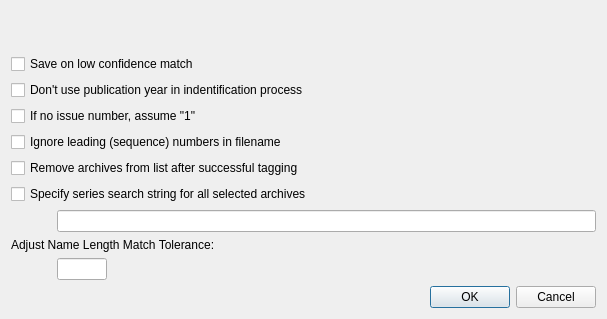
Qt form comictaggerlib/ui/autotagstartwindow.ui (comictagger/comictagger) before a commit.
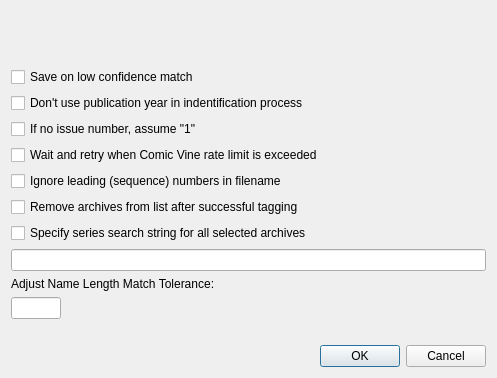
The same form after that commit.

Commit message: fixes for webp, api key handling, and CV rate limit

What changed in the file:
```diff
--- a/comictaggerlib/ui/autotagstartwindow.ui
+++ b/comictaggerlib/ui/autotagstartwindow.ui
@@ -9,8 +9,8 @@
    <rect>
     <x>0</x>
     <y>0</y>
-    <width>607</width>
-    <height>319</height>
+    <width>497</width>
+    <height>378</height>
    </rect>
   </property>
   <property name="sizePolicy">
@@ -27,8 +27,6 @@
   </property>
   <layout class="QGridLayout" name="gridLayout_3">
    <item row="0" column="0">
-    <layout class="QVBoxLayout" name="verticalLayout">
-     <item>
       <widget class="QLabel" name="label">
        <property name="sizePolicy">
         <sizepolicy hsizetype="Preferred" vsizetype="Preferred">
@@ -44,15 +42,22 @@
        </property>
       </widget>
      </item>
-     <item>
-      <layout class="QFormLayout" name="formLayout">
-       <property name="sizeConstraint">
-        <enum>QLayout::SetFixedSize</enum>
+   <item row="1" column="0">
+    <layout class="QGridLayout" name="gridLayout">
+     <item row="6" column="0">
+      <widget class="QCheckBox" name="cbxSpecifySearchString">
+       <property name="sizePolicy">
+        <sizepolicy hsizetype="Minimum" vsizetype="Fixed">
+         <horstretch>0</horstretch>
+         <verstretch>0</verstretch>
+        </sizepolicy>
        </property>
-       <property name="fieldGrowthPolicy">
-        <enum>QFormLayout::AllNonFixedFieldsGrow</enum>
+       <property name="text">
+        <string>Specify series search string for all selected archives</string>
        </property>
-       <item row="0" column="0" colspan="2">
+      </widget>
+     </item>
+     <item row="0" column="0">
         <widget class="QCheckBox" name="cbxSaveOnLowConfidence">
          <property name="sizePolicy">
           <sizepolicy hsizetype="Minimum" vsizetype="Fixed">
@@ -65,33 +70,7 @@
          </property>
         </widget>
        </item>
-       <item row="1" column="0" colspan="2">
-        <widget class="QCheckBox" name="cbxDontUseYear">
-         <property name="sizePolicy">
-          <sizepolicy hsizetype="Minimum" vsizetype="Fixed">
-           <horstretch>0</horstretch>
-           <verstretch>0</verstretch>
-          </sizepolicy>
-         </property>
-         <property name="text">
-          <string>Don't use publication year in indentification process</string>
-         </property>
-        </widget>
-       </item>
-       <item row="2" column="0" colspan="2">
-        <widget class="QCheckBox" name="cbxAssumeIssueOne">
-         <property name="sizePolicy">
-          <sizepolicy hsizetype="Minimum" vsizetype="Fixed">
-           <horstretch>0</horstretch>
-           <verstretch>0</verstretch>
-          </sizepolicy>
-         </property>
-         <property name="text">
-          <string>If no issue number, assume &quot;1&quot;</string>
-         </property>
-        </widget>
-       </item>
-       <item row="3" column="0" colspan="2">
+     <item row="4" column="0">
         <widget class="QCheckBox" name="cbxIgnoreLeadingDigitsInFilename">
          <property name="sizePolicy">
           <sizepolicy hsizetype="Minimum" vsizetype="Fixed">
@@ -104,7 +83,7 @@
          </property>
         </widget>
        </item>
-       <item row="4" column="0" colspan="2">
+     <item row="5" column="0">
         <widget class="QCheckBox" name="cbxRemoveAfterSuccess">
          <property name="sizePolicy">
           <sizepolicy hsizetype="Minimum" vsizetype="Fixed">
@@ -117,49 +96,40 @@
          </property>
         </widget>
        </item>
-       <item row="5" column="0" colspan="2">
-        <widget class="QCheckBox" name="cbxSpecifySearchString">
-         <property name="sizePolicy">
-          <sizepolicy hsizetype="Minimum" vsizetype="Fixed">
-           <horstretch>0</horstretch>
-           <verstretch>0</verstretch>
-          </sizepolicy>
-         </property>
+     <item row="3" column="0">
+      <widget class="QCheckBox" name="cbxWaitForRateLimit">
          <property name="text">
-          <string>Specify series search string for all selected archives</string>
+        <string>Wait and retry when Comic Vine rate limit is exceeded</string>
          </property>
         </widget>
        </item>
-       <item row="6" column="0">
-        <widget class="QLabel" name="label_2">
+     <item row="1" column="0">
+      <widget class="QCheckBox" name="cbxDontUseYear">
          <property name="sizePolicy">
-          <sizepolicy hsizetype="Preferred" vsizetype="Fixed">
+        <sizepolicy hsizetype="Minimum" vsizetype="Fixed">
            <horstretch>0</horstretch>
            <verstretch>0</verstretch>
           </sizepolicy>
          </property>
-         <property name="minimumSize">
-          <size>
-           <width>40</width>
-           <height>0</height>
-          </size>
-         </property>
          <property name="text">
-          <string/>
+        <string>Don't use publication year in indentification process</string>
          </property>
         </widget>
        </item>
-       <item row="6" column="1">
-        <widget class="QLineEdit" name="leSearchString">
+     <item row="2" column="0">
+      <widget class="QCheckBox" name="cbxAssumeIssueOne">
          <property name="sizePolicy">
-          <sizepolicy hsizetype="Expanding" vsizetype="Fixed">
+        <sizepolicy hsizetype="Minimum" vsizetype="Fixed">
            <horstretch>0</horstretch>
            <verstretch>0</verstretch>
           </sizepolicy>
          </property>
-        </widget>
-       </item>
-       <item row="8" column="1">
+       <property name="text">
+        <string>If no issue number, assume &quot;1&quot;</string>
+       </property>
+      </widget>
+     </item>
+     <item row="10" column="0">
         <widget class="QLineEdit" name="leNameLengthMatchTolerance">
          <property name="sizePolicy">
           <sizepolicy hsizetype="Expanding" vsizetype="Fixed">
@@ -175,7 +145,17 @@
          </property>
         </widget>
        </item>
-       <item row="7" column="0" colspan="2">
+     <item row="7" column="0">
+      <widget class="QLineEdit" name="leSearchString">
+       <property name="sizePolicy">
+        <sizepolicy hsizetype="Expanding" vsizetype="Fixed">
+         <horstretch>0</horstretch>
+         <verstretch>0</verstretch>
+        </sizepolicy>
+       </property>
+      </widget>
+     </item>
+     <item row="8" column="0">
         <widget class="QLabel" name="label_3">
          <property name="sizePolicy">
           <sizepolicy hsizetype="Preferred" vsizetype="Fixed">
@@ -190,7 +170,26 @@
        </item>
       </layout>
      </item>
-     <item>
+   <item row="2" column="0">
+    <widget class="QLabel" name="label_2">
+     <property name="sizePolicy">
+      <sizepolicy hsizetype="Preferred" vsizetype="Fixed">
+       <horstretch>0</horstretch>
+       <verstretch>0</verstretch>
+      </sizepolicy>
+     </property>
+     <property name="minimumSize">
+      <size>
+       <width>40</width>
+       <height>0</height>
+      </size>
+     </property>
+     <property name="text">
+      <string/>
+     </property>
+    </widget>
+   </item>
+   <item row="4" column="0">
       <widget class="QDialogButtonBox" name="buttonBox">
        <property name="orientation">
         <enum>Qt::Horizontal</enum>
@@ -199,8 +198,6 @@
         <set>QDialogButtonBox::Cancel|QDialogButtonBox::Ok</set>
        </property>
       </widget>
-     </item>
-    </layout>
    </item>
   </layout>
  </widget>
```
Left out of the diff: 2 changed lines with no effect on the pictures. Lines whose indentation alone changed are shown as unchanged. The commit also changes 18 other files.
